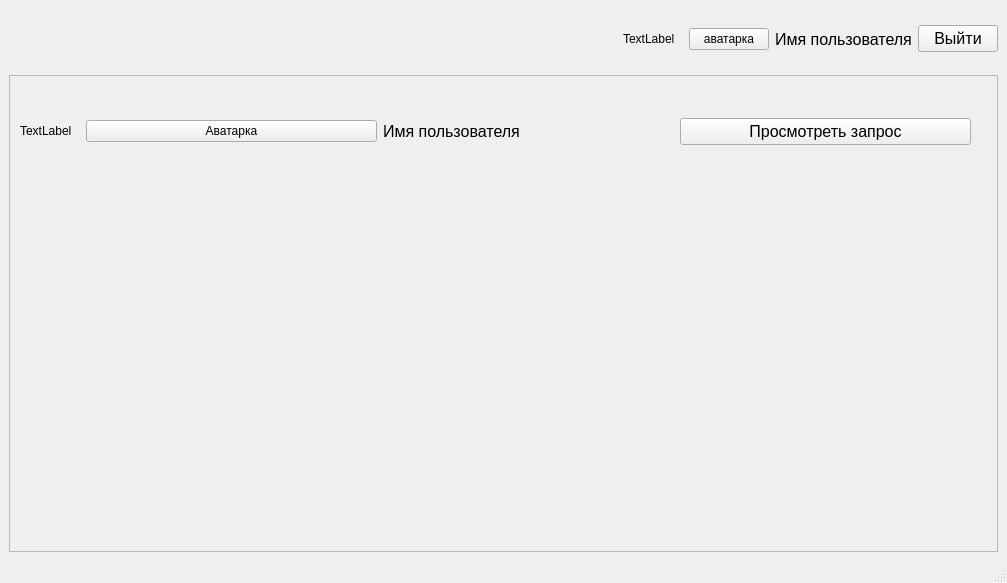
Before: the Qt Designer form YandexProject1/teacher_main.ui in JKarak/app-for-applications, drawn with Qt 5.
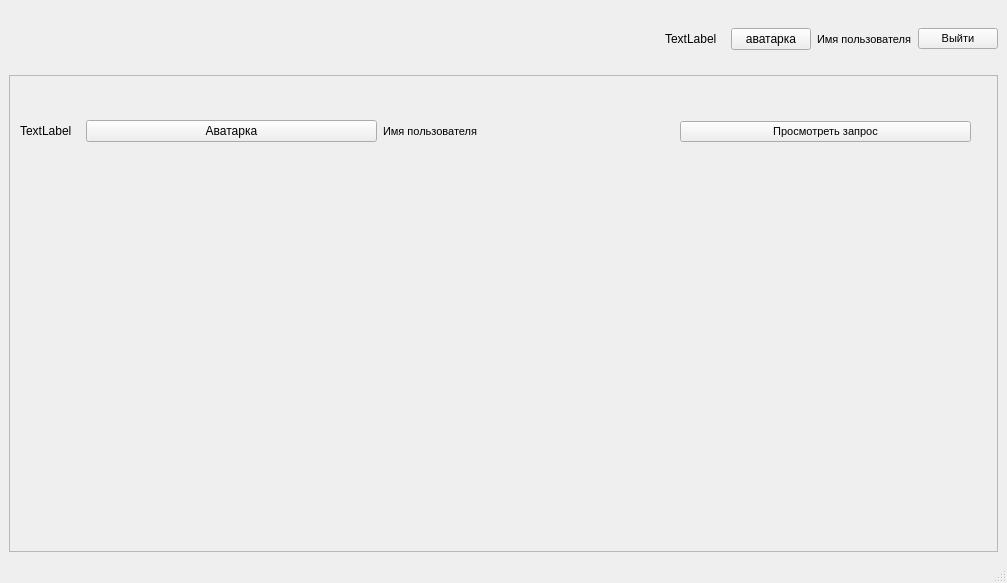
After: the same form once the commit is applied.

```diff
--- a/YandexProject1/teacher_main.ui
+++ b/YandexProject1/teacher_main.ui
@@ -66,7 +66,7 @@
        <widget class="QLabel" name="label">
         <property name="font">
          <font>
-          <pointsize>12</pointsize>
+          <pointsize>8</pointsize>
          </font>
         </property>
         <property name="text">
@@ -78,7 +78,7 @@
        <widget class="QPushButton" name="pushButton_2">
         <property name="font">
          <font>
-          <pointsize>12</pointsize>
+          <pointsize>8</pointsize>
          </font>
         </property>
         <property name="text">
@@ -148,7 +148,7 @@
           <widget class="QLabel" name="label_2">
            <property name="font">
             <font>
-             <pointsize>12</pointsize>
+             <pointsize>8</pointsize>
             </font>
            </property>
            <property name="text">
@@ -160,7 +160,7 @@
           <widget class="QPushButton" name="pushButton_4">
            <property name="font">
             <font>
-             <pointsize>12</pointsize>
+             <pointsize>8</pointsize>
             </font>
            </property>
            <property name="text">
```
